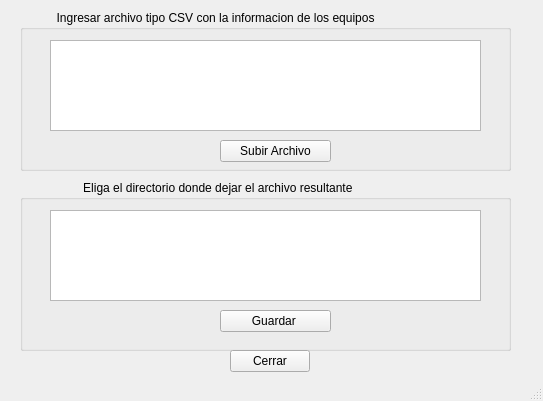
Qt form Proyectoparalelas4/fixture/mainwindow.ui (hacors24/Proyectoparalelas) before a commit.
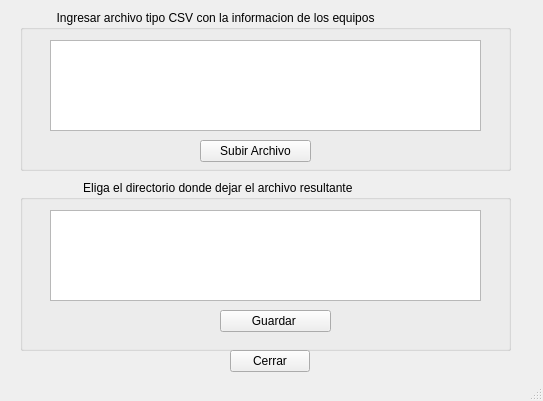
The same form after that commit.

Commit message: Agregar nuevo modelo de solucion

```diff
--- a/Proyectoparalelas4/fixture/mainwindow.ui
+++ b/Proyectoparalelas4/fixture/mainwindow.ui
@@ -32,7 +32,7 @@
     <widget class="QPushButton" name="btnsubir">
      <property name="geometry">
       <rect>
-       <x>200</x>
+       <x>180</x>
        <y>130</y>
        <width>111</width>
        <height>22</height>
```
